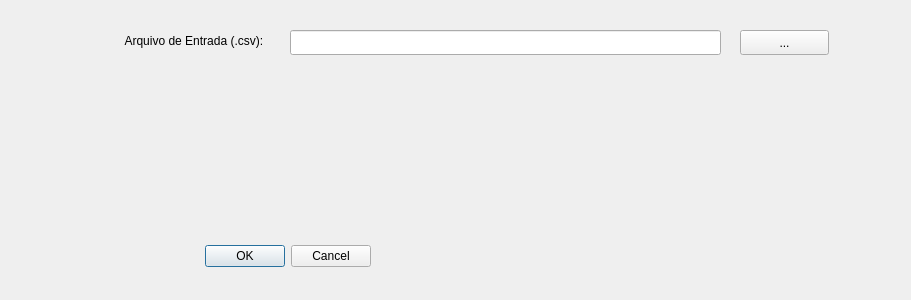
Before: the Qt Designer form volumator_dialog_base.ui in kauevestena/volum, drawn with Qt 5.
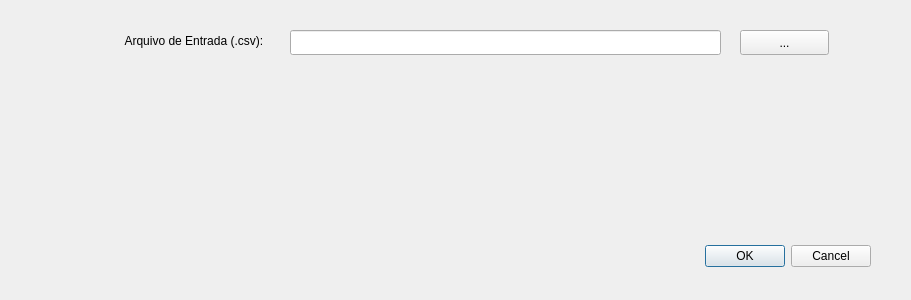
After: the same form once the commit is applied.

The edit to the form file:
```diff
--- a/volumator_dialog_base.ui
+++ b/volumator_dialog_base.ui
@@ -16,7 +16,7 @@
   <widget class="QDialogButtonBox" name="button_box">
    <property name="geometry">
     <rect>
-     <x>30</x>
+     <x>530</x>
      <y>240</y>
      <width>341</width>
      <height>32</height>
```
